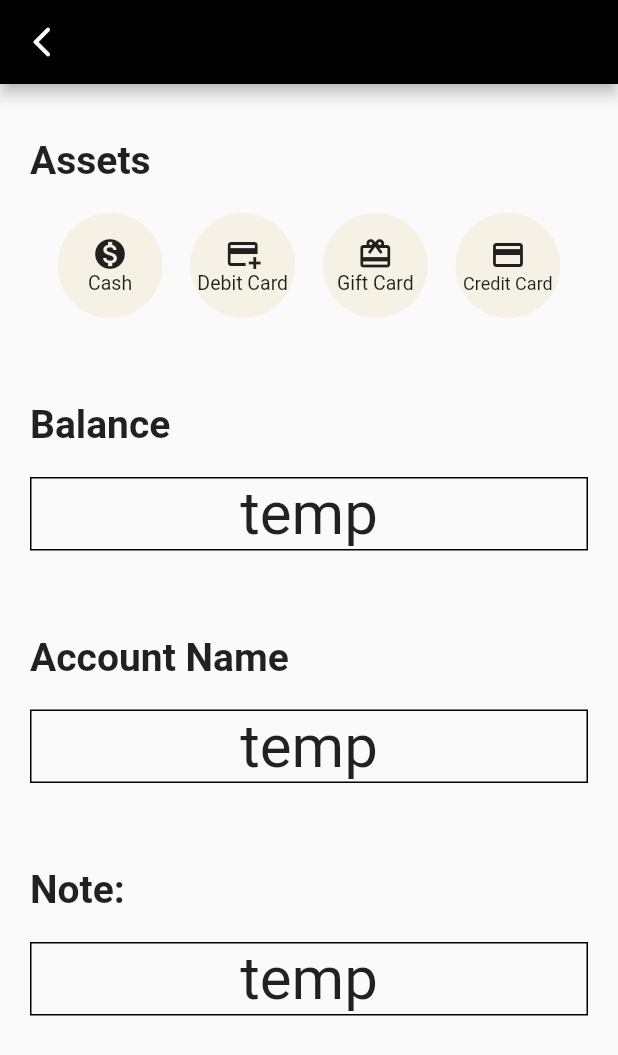
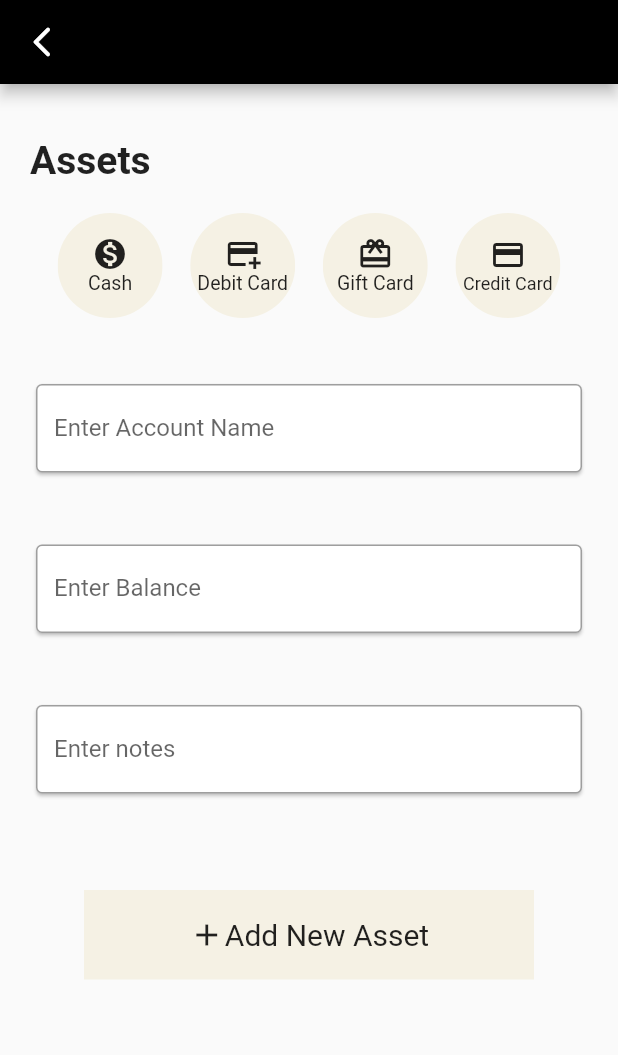
Before and after one commit to Zixuan01/CS184, a Flutter app: the AssetPage screen opened by its route, on a phone screen of 412 x 824 dp. Shown: the top 1055 px of the screen. Run offline on Flutter 3.47's test engine with Material 2 defaults, Android fonts, the phone set to English and light mode, and no system bars; our stand-ins replace firebase_auth, firebase_core, get; accounts and stored records are empty; network calls fail.

Commit message:
asset add & add icon page

```diff
--- a/cs184/lib/Asset_page/Asset_page.dart
+++ b/cs184/lib/Asset_page/Asset_page.dart
@@ -146,110 +146,80 @@ class _AssetPageState extends State<AssetPage> {
                 ),
               ),
               Padding(
-                padding: const EdgeInsets.only(top: 36.0),
-                child: Row(
-                  children: [
-                    const Text("Balance",
-                        textAlign: TextAlign.right,
-                        style: TextStyle(fontSize: 26, fontWeight: FontWeight.bold)),
-                    Expanded(
-                      child: Container(),
+                  padding: const EdgeInsets.symmetric(vertical: 20.0),
+                  child: Card(
+                    child: TextField(
+                      decoration: const InputDecoration(
+                        border: OutlineInputBorder(),
+                        labelText: 'Enter Account Name',
+                      ),
+                      keyboardType: TextInputType.number,
+                      onChanged: (value) {
+                        //setState(() {
+                        //  _amount = int.parse(value);
+                        //});
+                      },
                     ),
-                  ],
-                ),
-              ),
+                  )),
               Padding(
-                padding: const EdgeInsets.symmetric(vertical: 20.0),
-                child: Container(
-                  width: double.infinity,
-                  decoration: BoxDecoration(
-                    border: Border.all(width: 1.0, color: Colors.black),
-                  ),
-                  child: SingleChildScrollView(
-                    child: Column(
-                      children: [
-                        Container(
-                          child: const Text(
-                            "temp",
-                            style: TextStyle(fontSize: 40),
-                          ),
-                        )
-                      ],
+                  padding: const EdgeInsets.symmetric(vertical: 20.0),
+                  child: Card(
+                    child: TextField(
+                      decoration: const InputDecoration(
+                        border: OutlineInputBorder(),
+                        labelText: 'Enter Balance',
+                      ),
+                      keyboardType: TextInputType.number,
+                      onChanged: (value) {
+                        //setState(() {
+                        //  _amount = int.parse(value);
+                        //});
+                      },
                     ),
-                  ),
-                ),
-              ),
+                  )),
               Padding(
-                padding: const EdgeInsets.only(top: 36.0),
-                child: Row(
-                  children: [
-                    const Text("Account Name",
-                        textAlign: TextAlign.right,
-                        style: TextStyle(fontSize: 26, fontWeight: FontWeight.bold)),
-                    Expanded(
-                      child: Container(),
+                  padding: const EdgeInsets.symmetric(vertical: 20.0),
+                  child: Card(
+                    child: TextField(
+                      decoration: const InputDecoration(
+                        border: OutlineInputBorder(),
+                        labelText: 'Enter notes',
+                      ),
+                      keyboardType: TextInputType.number,
+                      onChanged: (value) {
+                        //setState(() {
+                        //  _amount = int.parse(value);
+                        //});
+                      },
                     ),
-                  ],
-                ),
-              ),
+                  )),
               Padding(
-                padding: const EdgeInsets.symmetric(vertical: 20.0),
-                child: Container(
-                  width: double.infinity,
-                  decoration: BoxDecoration(
-                    border: Border.all(width: 1.0, color: Colors.black),
-                  ),
-                  child: SingleChildScrollView(
-                    child: Column(
-                      children: [
-                        Container(
-                          child: const Text(
-                            "temp",
-                            style: TextStyle(fontSize: 40),
-                          ),
-                        )
-                      ],
-                    ),
-                  ),
-                ),
-              ),
-              Padding(
-                padding: const EdgeInsets.only(top: 36.0),
-                child: Row(
-                  children: [
-                    const Text("Note:",
-                        textAlign: TextAlign.right,
-                        style: TextStyle(fontSize: 26, fontWeight: FontWeight.bold)),
-                    Expanded(
-                      child: Container(),
-                    ),
-                  ],
-                ),
-              ),
-              Padding(
-                padding: const EdgeInsets.symmetric(vertical: 20.0),
-                child: Container(
-                  width: double.infinity,
-                  decoration: BoxDecoration(
-                    border: Border.all(width: 1.0, color: Colors.black),
-                  ),
-                  child: SingleChildScrollView(
-                    child: Column(
-                      children: [
-                        Container(
-                          child: const Text(
-                            "temp",
-                            style: TextStyle(fontSize: 40),
-                          ),
-                        )
-                      ],
+                padding: EdgeInsets.only(top: 40.0),
+                child: SizedBox.fromSize(
+                  size: Size(300, 60),
+                  child: ClipRect(
+                    child: Material(
+                      color: Color.fromARGB(114, 238, 230, 201),
+                      child: InkWell(
+                        splashColor: Colors.green,
+                        onTap: () {
+                          // Navigator.of(context).pushNamed('/save_daily');
+                        },
+                        child: Row(
+                          mainAxisAlignment: MainAxisAlignment.center,
+                          children: <Widget>[
+                            Icon(Icons.add_sharp), // <-- Icon
+                            Text("Add New Asset", style: TextStyle(fontSize: 20)), // <-- Text
+                          ],
+                        ),
+                      ),
                     ),
                   ),
                 ),
               )
             ],
           ),
-        ),
+        )
       ),
     );
   }
```
Also changed, not shown: cs184/lib/add_page/add_page.dart (+132 -17 lines).
